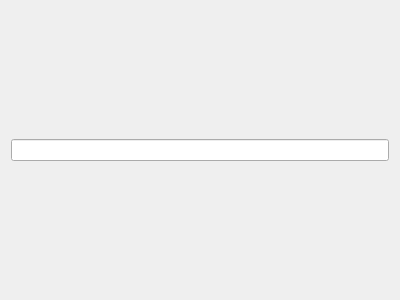
Above: Gopher/surfacewidget.ui from TTeun/gopher before the change. Below: the same form after it.
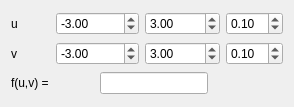
That is the form after the change.

```diff
--- a/Gopher/surfacewidget.ui
+++ b/Gopher/surfacewidget.ui
@@ -6,16 +6,116 @@
    <rect>
     <x>0</x>
     <y>0</y>
-    <width>400</width>
-    <height>300</height>
+    <width>294</width>
+    <height>107</height>
    </rect>
   </property>
   <property name="windowTitle">
    <string>Form</string>
   </property>
-  <layout class="QHBoxLayout" name="horizontalLayout">
-   <item>
-    <widget class="QLineEdit" name="lineEdit"/>
+  <layout class="QGridLayout" name="gridLayout">
+   <item row="0" column="0">
+    <widget class="QLabel" name="label_3">
+     <property name="text">
+      <string>u</string>
+     </property>
+    </widget>
+   </item>
+   <item row="2" column="0" colspan="2">
+    <widget class="QLabel" name="label">
+     <property name="text">
+      <string>f(u,v) =</string>
+     </property>
+    </widget>
+   </item>
+   <item row="1" column="3">
+    <widget class="QDoubleSpinBox" name="var2Max">
+     <property name="minimum">
+      <double>-1000.000000000000000</double>
+     </property>
+     <property name="maximum">
+      <double>1000.000000000000000</double>
+     </property>
+     <property name="value">
+      <double>3.000000000000000</double>
+     </property>
+    </widget>
+   </item>
+   <item row="1" column="0">
+    <widget class="QLabel" name="label_4">
+     <property name="text">
+      <string>v</string>
+     </property>
+    </widget>
+   </item>
+   <item row="0" column="1" colspan="2">
+    <widget class="QDoubleSpinBox" name="var1Min">
+     <property name="minimum">
+      <double>-1000.000000000000000</double>
+     </property>
+     <property name="maximum">
+      <double>1000.000000000000000</double>
+     </property>
+     <property name="value">
+      <double>-3.000000000000000</double>
+     </property>
+    </widget>
+   </item>
+   <item row="2" column="2" colspan="3">
+    <widget class="QLineEdit" name="equationLine">
+     <property name="sizePolicy">
+      <sizepolicy hsizetype="Maximum" vsizetype="Fixed">
+       <horstretch>0</horstretch>
+       <verstretch>0</verstretch>
+      </sizepolicy>
+     </property>
+    </widget>
+   </item>
+   <item row="1" column="1" colspan="2">
+    <widget class="QDoubleSpinBox" name="var2Min">
+     <property name="minimum">
+      <double>-1000.000000000000000</double>
+     </property>
+     <property name="maximum">
+      <double>1000.000000000000000</double>
+     </property>
+     <property name="value">
+      <double>-3.000000000000000</double>
+     </property>
+    </widget>
+   </item>
+   <item row="0" column="4">
+    <widget class="QDoubleSpinBox" name="uIncrement">
+     <property name="singleStep">
+      <double>0.050000000000000</double>
+     </property>
+     <property name="value">
+      <double>0.100000000000000</double>
+     </property>
+    </widget>
+   </item>
+   <item row="0" column="3">
+    <widget class="QDoubleSpinBox" name="var1Max">
+     <property name="minimum">
+      <double>-1000.000000000000000</double>
+     </property>
+     <property name="maximum">
+      <double>1000.000000000000000</double>
+     </property>
+     <property name="value">
+      <double>3.000000000000000</double>
+     </property>
+    </widget>
+   </item>
+   <item row="1" column="4">
+    <widget class="QDoubleSpinBox" name="vIncrement">
+     <property name="singleStep">
+      <double>0.050000000000000</double>
+     </property>
+     <property name="value">
+      <double>0.100000000000000</double>
+     </property>
+    </widget>
    </item>
   </layout>
  </widget>
```
